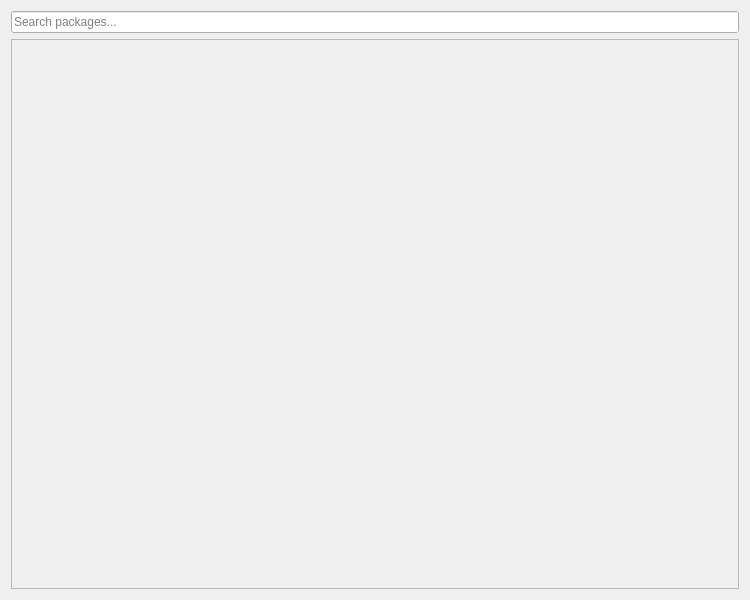
Before: the Qt Designer form src/ui/panels/home_panel.ui in anocweb/apt-ex-package-manager, drawn with Qt 5.
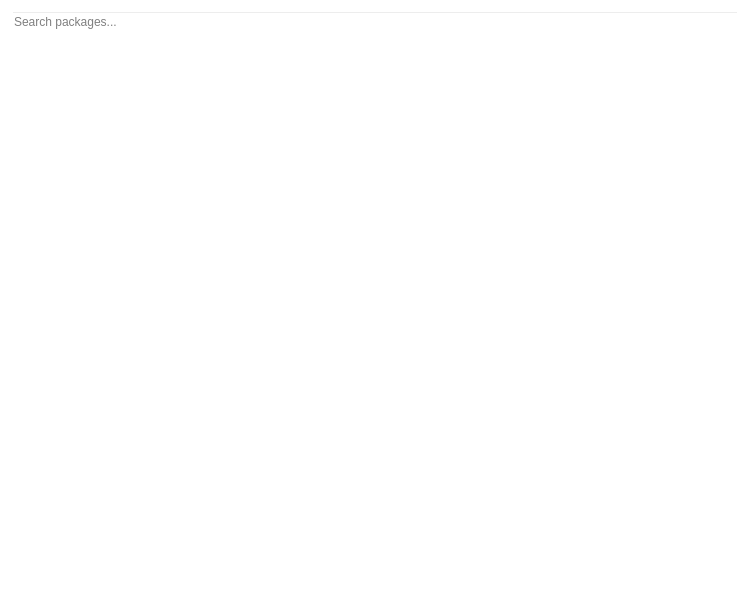
After: the same form once the commit is applied.

Commit message:
Migrate to centralized color system with CSS variables
- Replace hardcoded colors with CSS variables in all UI files
- Create centralized color definitions in styles/colors.css
- Update all panels, widgets, and main window to use new color system
- Add COLOR_MIGRATION.md documentation
- Improve maintainability and theme consistency
- Enable easier future theme customization

```diff
--- a/src/ui/panels/home_panel.ui
+++ b/src/ui/panels/home_panel.ui
@@ -2,6 +2,13 @@
 <ui version="4.0">
  <class>HomePanel</class>
  <widget class="QWidget" name="HomePanel">
+  <property name="styleSheet">
+   <string>QWidget { background-color: transparent; }
+QScrollBar { background-color: palette(base); }
+QScrollBar::handle { background-color: palette(button); border-radius: 4px; }
+QScrollBar::handle:hover { background-color: palette(mid); }
+QScrollBar::add-line, QScrollBar::sub-line { width: 0px; height: 0px; }</string>
+  </property>
   <property name="geometry">
    <rect>
     <x>0</x>
```
The commit also changes 18 other files.
